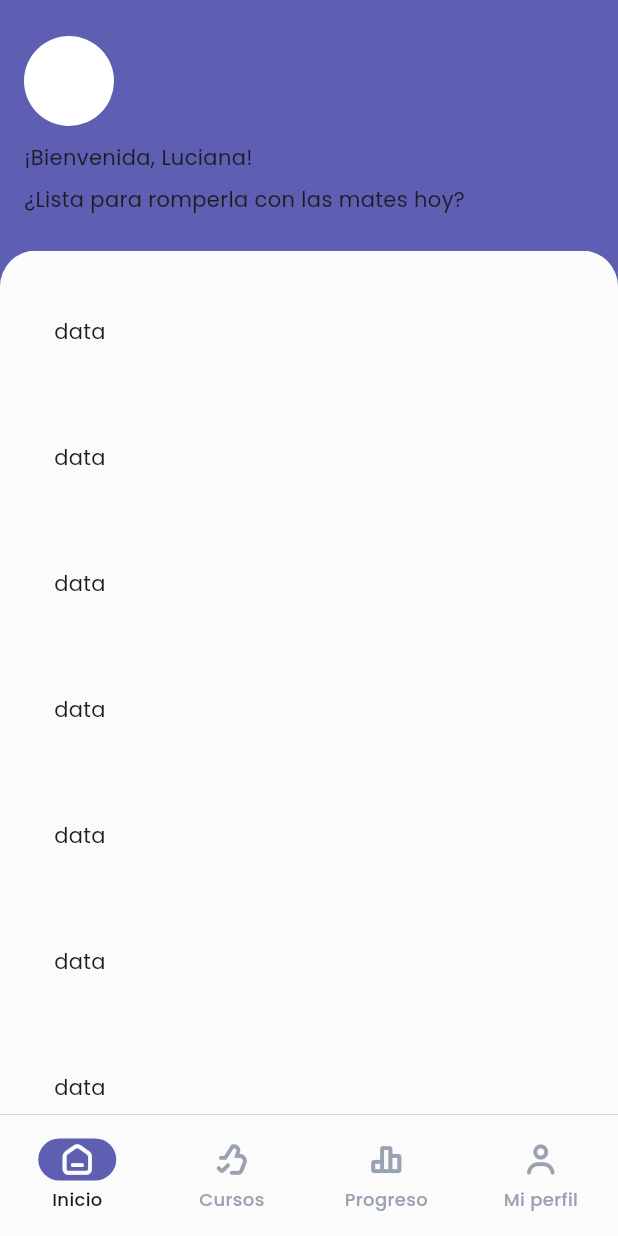
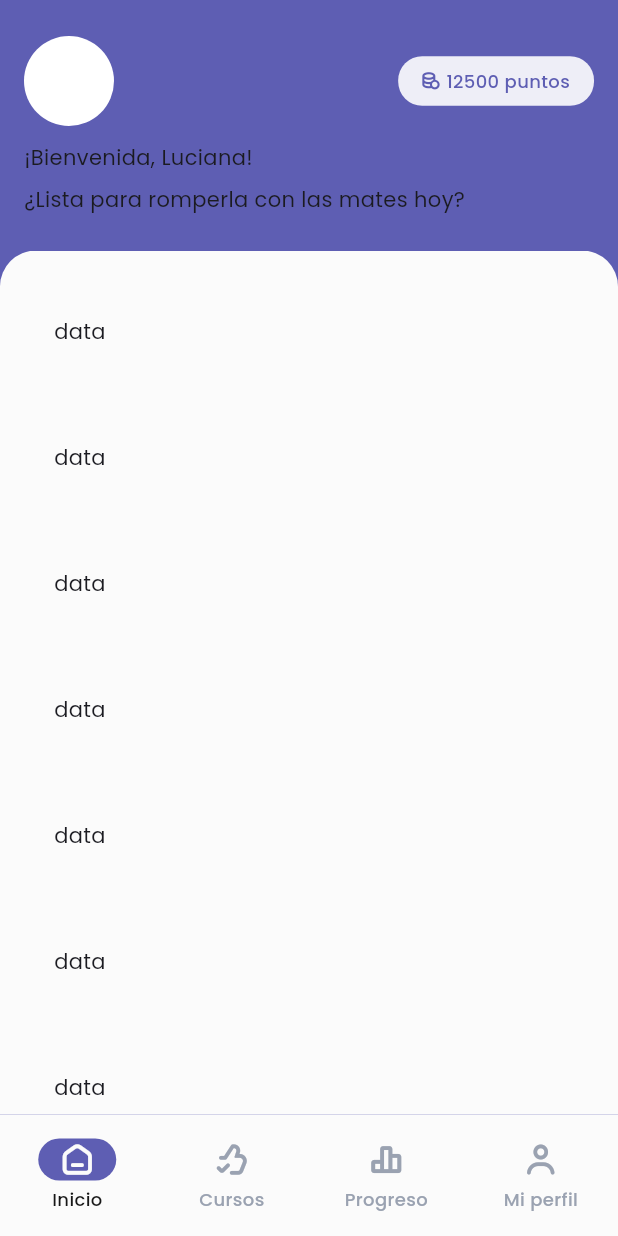
Before and after one commit to JoshuaPariona/edu_teens, a Flutter app: the screen it shows after launch, on a phone screen of 412 x 824 dp. Run offline on Flutter 3.47's test engine with Material 3 defaults, Android fonts, the phone set to English and light mode, and no system bars; our stand-ins replace go_router.

Commit message:
Adding app label and text component and styles

```diff
--- a/lib/components/app_app_bar.dart
+++ b/lib/components/app_app_bar.dart
@@ -1,3 +1,5 @@
+import 'package:edu_teens/components/app_label.dart';
+import 'package:edu_teens/consts/app_icons.dart';
 import 'package:edu_teens/providers/scroll_controller_provider.dart';
 import 'package:edu_teens/theme/extensions/app_bar_theme.dart';
 import 'package:edu_teens/utils.dart';
@@ -47,7 +49,12 @@ class _AppAppBarState extends State<AppAppBar> {
               Row(
                 mainAxisSize: MainAxisSize.min,
                 children: [
-
+                  AppLabel(
+                    label: "12500 puntos",
+                    type: AppLabelType.primary,
+                    icon: AppIcons.money,
+                    filled: false,
+                  ),
                 ],
               ),
             ],
--- /dev/null
+++ b/lib/components/app_label.dart
@@ -0,0 +1,96 @@
+import 'package:edu_teens/components/app_text.dart';
+import 'package:edu_teens/consts/app_icons.dart';
+import 'package:edu_teens/theme/extensions/app_label_variant_themes.dart';
+import 'package:flutter/material.dart';
+
+enum AppLabelType {
+  neutral,
+  disabled,
+  primary,
+  secondary,
+  tertiary,
+  success,
+  error,
+  warning,
+}
+
+class AppLabel extends StatelessWidget {
+  final AppLabelType type;
+  final IconData icon;
+  final String label;
+  final bool filled;
+  final bool cancellable;
+  final VoidCallback? onCancel;
+  const AppLabel({
+    super.key,
+    required this.label,
+    required this.type,
+    required this.icon,
+    this.cancellable = false,
+    this.filled = false,
+    this.onCancel,
+  });
+
+  LabelStyle _selectStyle(AppLabelVariantThemes themes) {
+    switch (type) {
+      case AppLabelType.neutral:
+        return themes.neutral;
+      case AppLabelType.disabled:
+        return themes.disabled;
+      case AppLabelType.primary:
+        return themes.primary;
+      case AppLabelType.secondary:
+        return themes.secondary;
+      case AppLabelType.tertiary:
+        return themes.tertiary;
+      case AppLabelType.success:
+        return themes.success;
+      case AppLabelType.error:
+        return themes.error;
+      case AppLabelType.warning:
+        return themes.warning;
+    }
+  }
+
+  @override
+  Widget build(BuildContext context) {
+    final themes = Theme.of(context).extension<AppLabelVariantThemes>()!;
+    final LabelStyle style = _selectStyle(themes);
+
+    return Container(
+      padding: EdgeInsets.symmetric(
+        vertical: style.verticalPadding,
+        horizontal: style.horizontalPadding,
+      ),
+      decoration: BoxDecoration(
+        color: filled ? style.filledBackgroundColor : style.backgroundColor,
+        borderRadius: BorderRadius.circular(style.borderRadius),
+      ),
+      child: Row(
+        children: [
+          Icon(
+            icon,
+            size: style.leadingIconSize,
+            color: filled ? style.filledForegroundColor : style.foregroundColor,
+          ),
+          SizedBox(width: style.horizontalGap),
+          AppText(
+            text: label,
+            size: AppTextSizeType.description,
+            weight: AppTextWeightType.medium,
+            color: filled ? style.filledForegroundColor : style.foregroundColor,
+          ),
+          if (cancellable)
+            ...[
+              SizedBox(width: style.horizontalGap),
+              Icon(
+              AppIcons.xMark,
+              size: style.cancelIconSize,
+              color:
+                  filled ? style.filledCancelIconColor : style.cancelIconColor,
+            )],
+        ],
+      ),
+    );
+  }
+}
--- /dev/null
+++ b/lib/components/app_text.dart
@@ -0,0 +1,83 @@
+import 'package:edu_teens/consts/app_colors.dart';
+import 'package:edu_teens/consts/app_dimensions.dart';
+import 'package:flutter/material.dart';
+
+enum AppTextWeightType { regular, medium, semibold, bold }
+
+enum AppTextSizeType {
+  h1,
+  h2,
+  h3,
+  h4,
+  subtitle,
+  body,
+  description,
+  label,
+  footnote,
+}
+
+class AppText extends StatelessWidget {
+  final TextDecoration? decoration;
+  final AppTextWeightType weight;
+  final AppTextSizeType size;
+  final Color color;
+  final String text;
+
+  const AppText({
+    super.key,
+    required this.text,
+    this.weight = AppTextWeightType.regular,
+    this.size = AppTextSizeType.body,
+    this.color = AppColors.neutralBase,
+    this.decoration,
+  });
+
+  double _getFontSize(AppTextSizeType size) {
+    switch (size) {
+      case AppTextSizeType.h1:
+        return AppDimensions.textHeader1;
+      case AppTextSizeType.h2:
+        return AppDimensions.textHeader2;
+      case AppTextSizeType.h3:
+        return AppDimensions.textHeader3;
+      case AppTextSizeType.h4:
+        return AppDimensions.textHeader4;
+      case AppTextSizeType.subtitle:
+        return AppDimensions.textSubtitle;
+      case AppTextSizeType.body:
+        return AppDimensions.textBody;
+      case AppTextSizeType.description:
+        return AppDimensions.textDescription;
+      case AppTextSizeType.label:
+        return AppDimensions.textLabel;
+      case AppTextSizeType.footnote:
+        return AppDimensions.textFootnote;
+    }
+  }
+
+  FontWeight _getFontWeight(AppTextWeightType size) {
+    switch (size) {
+      case AppTextWeightType.regular:
+        return FontWeight.w400;
+      case AppTextWeightType.medium:
+        return FontWeight.w500;
+      case AppTextWeightType.semibold:
+        return FontWeight.w600;
+      case AppTextWeightType.bold:
+        return FontWeight.w700;
+    }
+  }
+
+  @override
+  Widget build(BuildContext context) {
+    return Text(
+      text,
+      style: TextStyle(
+        color: color,
+        fontSize: _getFontSize(size),
+        fontWeight: _getFontWeight(weight),
+        decoration: decoration,
+      ),
+    );
+  }
+}
--- a/lib/consts/app_dimensions.dart
+++ b/lib/consts/app_dimensions.dart
@@ -22,6 +22,8 @@ class AppDimensions {
   static const double textFootnote = textDescription;
 
   static const double tabIconSize = 20;
+  static const double labelIconSize = 12;
+  static const double labelActionIconSize = 10;
   static const double avatarCircleRadius = 30;
 
   static const double flexibleSpaceExpandedHeight =
--- a/lib/theme/app_theme.dart
+++ b/lib/theme/app_theme.dart
@@ -1,6 +1,7 @@
 import 'package:edu_teens/consts/app_colors.dart';
 import 'package:edu_teens/consts/app_strings.dart';
 import 'package:edu_teens/theme/extensions/app_bar_theme.dart';
+import 'package:edu_teens/theme/extensions/app_label_variant_themes.dart';
 import 'package:edu_teens/theme/extensions/app_page_theme.dart';
 import 'package:edu_teens/theme/extensions/bottom_nav_theme.dart';
 import 'package:edu_teens/theme/extensions/elevated_button_variant_themes.dart';
@@ -41,19 +42,27 @@ class AppTheme {
       ),
       BottomNavTheme(style: buildBottomNavLightStyle()),
       AppAppBarTheme(style: buildAppAppBarLightStyle()),
-      AppPageTheme(style: buildAppPageLightStyle())
+      AppPageTheme(style: buildAppPageLightStyle()),
+      AppLabelVariantThemes(
+        neutral: buildNeutralLabelLightStyle(),
+        disabled: buildDisabledLabelLightStyle(),
+        primary: buildPrimaryLabelLightStyle(), //TODO: ceate build functions
+        secondary: buildPrimaryLabelLightStyle(),
+        tertiary: buildPrimaryLabelLightStyle(),
+        success: buildPrimaryLabelLightStyle(),
+        error: buildPrimaryLabelLightStyle(),
+        warning: buildPrimaryLabelLightStyle(),
+      ),
     ],
 
     elevatedButtonTheme: ElevatedButtonThemeData(
-      style: buildPrimaryButtonLightStyle()
+      style: buildPrimaryButtonLightStyle(),
     ),
 
-    textButtonTheme: TextButtonThemeData(
-      style: buildTextButtonLightStyle()
-    ),
+    textButtonTheme: TextButtonThemeData(style: buildTextButtonLightStyle()),
 
     iconButtonTheme: IconButtonThemeData(
-      style: buildPrimaryIconButtonLightStyle()
-    )
+      style: buildPrimaryIconButtonLightStyle(),
+    ),
   );
 }
--- /dev/null
+++ b/lib/theme/extensions/app_label_variant_themes.dart
@@ -0,0 +1,116 @@
+import 'package:edu_teens/consts/app_colors.dart';
+import 'package:edu_teens/consts/app_dimensions.dart';
+import 'package:flutter/material.dart';
+
+LabelStyle buildNeutralLabelLightStyle() {
+  return LabelStyle(
+    backgroundColor: AppColors.neutralInverted,
+    foregroundColor: AppColors.neutralBase,
+    cancelIconColor: AppColors.neutralDisabled,
+    filledBackgroundColor: AppColors.neutralBase,
+    filledForegroundColor: AppColors.neutralInverted,
+    filledCancelIconColor: AppColors.neutralDisabled,
+  );
+}
+
+LabelStyle buildDisabledLabelLightStyle() {
+  return LabelStyle(
+    backgroundColor: AppColors.neutralInverted,
+    foregroundColor: AppColors.neutralSubOrdinary,
+    cancelIconColor: AppColors.neutralDisabled,
+    filledBackgroundColor: AppColors.neutralSubOrdinary,
+    filledForegroundColor: AppColors.neutralInverted,
+    filledCancelIconColor: AppColors.neutralDisabled,
+  );
+}
+
+LabelStyle buildPrimaryLabelLightStyle() {
+  return LabelStyle(
+    backgroundColor: AppColors.primary_1,
+    foregroundColor: AppColors.primary_5,
+    cancelIconColor: AppColors.primary_2,
+    filledBackgroundColor: AppColors.primary_5,
+    filledForegroundColor: AppColors.neutralInverted,
+    filledCancelIconColor: AppColors.primary_2,
+  );
+}
+
+class LabelStyle {
+  final double borderRadius = AppDimensions.spaceMedium;
+  final double verticalPadding = AppDimensions.spaceSmall;
+  final double horizontalGap = AppDimensions.spaceXSmall;
+  final double horizontalPadding = AppDimensions.spaceMedium;
+  final double leadingIconSize = AppDimensions.labelIconSize;
+  final double cancelIconSize = AppDimensions.labelActionIconSize;
+
+  final Color cancelIconColor;
+  final Color backgroundColor;
+  final Color foregroundColor;
+
+  final Color filledCancelIconColor;
+  final Color filledBackgroundColor;
+  final Color filledForegroundColor;
+
+  LabelStyle({
+    required this.backgroundColor,
+    required this.foregroundColor,
+    required this.cancelIconColor,
+    required this.filledBackgroundColor,
+    required this.filledForegroundColor,
+    required this.filledCancelIconColor,
+  });
+}
+
+class AppLabelVariantThemes extends ThemeExtension<AppLabelVariantThemes> {
+  final LabelStyle neutral;
+  final LabelStyle disabled;
+  final LabelStyle primary;
+  final LabelStyle secondary;
+  final LabelStyle tertiary;
+  final LabelStyle success;
+  final LabelStyle error;
+  final LabelStyle warning;
+
+  const AppLabelVariantThemes({
+    required this.neutral,
+    required this.disabled,
+    required this.primary,
+    required this.secondary,
+    required this.tertiary,
+    required this.success,
+    required this.error,
+    required this.warning,
+  });
+
+  @override
+  AppLabelVariantThemes copyWith({
+    LabelStyle? neutral,
+    LabelStyle? disabled,
+    LabelStyle? primary,
+    LabelStyle? secondary,
+    LabelStyle? tertiary,
+    LabelStyle? success,
+    LabelStyle? error,
+    LabelStyle? warning,
+  }) {
+    return AppLabelVariantThemes(
+      neutral: neutral ?? this.neutral,
+      disabled: disabled ?? this.disabled,
+      primary: primary ?? this.primary,
+      secondary: secondary ?? this.secondary,
+      tertiary: tertiary ?? this.tertiary,
+      success: success ?? this.success,
+      error: error ?? this.error,
+      warning: warning ?? this.warning,
+    );
+  }
+
+  @override
+  AppLabelVariantThemes lerp(
+    ThemeExtension<AppLabelVariantThemes>? other,
+    double t,
+  ) {
+    if (other is! AppLabelVariantThemes) return this;
+    return this;
+  }
+}
```
